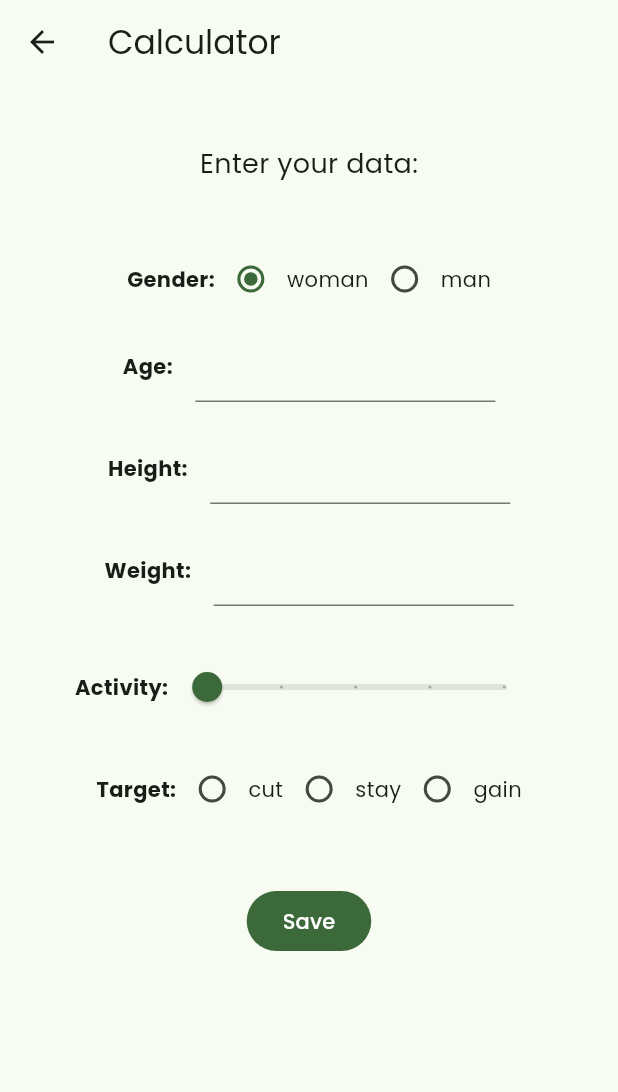
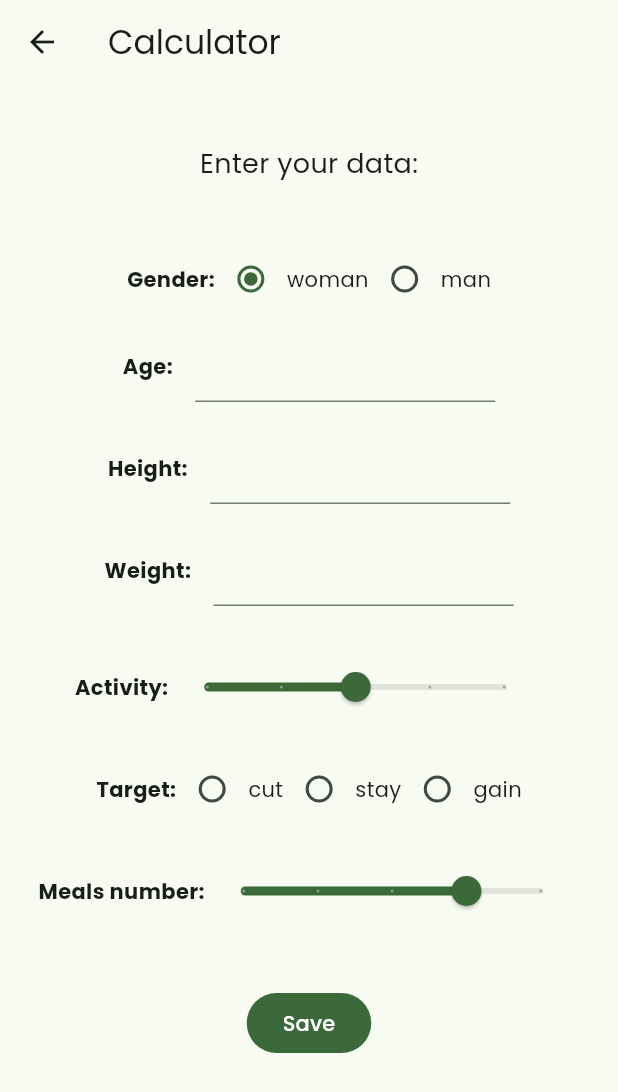
Before and after one commit to p-olszewski/DietDesigner, a Flutter app: the screen it shows after launch, on a phone screen of 412 x 824 dp. Shown: the top 1092 px of the screen. Run offline on Flutter 3.47's test engine with Material 2 defaults, Android fonts, the phone set to English and light mode, and no system bars; our stand-ins replace cloud_firestore, firebase_auth, firebase_core, flutter_dotenv, fluttertoast, google_fonts; accounts and stored records are empty.

Commit message:
add meals number slider to the calculator

```diff
--- a/lib/screens/calculator_screen.dart
+++ b/lib/screens/calculator_screen.dart
@@ -12,8 +12,9 @@ class _CalculatorScreenState extends State<CalculatorScreen> {
   final TextEditingController _heightFieldController = TextEditingController();
   final TextEditingController _weightFieldController = TextEditingController();
   String _gender = "woman";
-  double _activity = 1;
+  double _activity = 3;
   String _target = "reduce";
+  double _mealsNumber = 5;
 
   @override
   Widget build(BuildContext context) {
@@ -57,9 +58,7 @@ class _CalculatorScreenState extends State<CalculatorScreen> {
       ],
     );
 
-    Padding targetRow = Padding(
-      padding: const EdgeInsets.only(bottom: 40),
-      child: Row(
+    Row targetRow = Row(
       mainAxisAlignment: MainAxisAlignment.center,
       children: [
         const Text("Target:", style: TextStyle(fontWeight: FontWeight.bold)),
@@ -82,12 +81,32 @@ class _CalculatorScreenState extends State<CalculatorScreen> {
         ),
         const Text("gain"),
       ],
-      ),
     );
 
     const headerText = Padding(
       padding: EdgeInsets.symmetric(vertical: 40),
       child: Text("Enter your data:", style: TextStyle(fontSize: 18)),
+    );
+
+    Padding mealsNumberSlider = Padding(
+      padding: const EdgeInsets.symmetric(vertical: 20),
+      child: Row(
+        mainAxisAlignment: MainAxisAlignment.center,
+        children: [
+          const Text("Meals number:", style: TextStyle(fontWeight: FontWeight.bold)),
+          SizedBox(
+            width: 250,
+            child: Slider(
+              value: _mealsNumber,
+              onChanged: (value) => setState(() => _mealsNumber = value),
+              divisions: 4,
+              min: 2,
+              max: 6,
+              label: _mealsNumber.round().toString(),
+            ),
+          ),
+        ],
+      ),
     );
 
     return Scaffold(
@@ -102,6 +121,8 @@ class _CalculatorScreenState extends State<CalculatorScreen> {
             TextInput(controller: _weightFieldController, labelText: "Weight:"),
             activitySlider,
             targetRow,
+            mealsNumberSlider,
+            const SizedBox(height: 20),
             FilledButton(
               onPressed: () {},
               child: const Text("Save"),
```
Lines whose indentation alone changed are shown as unchanged.
